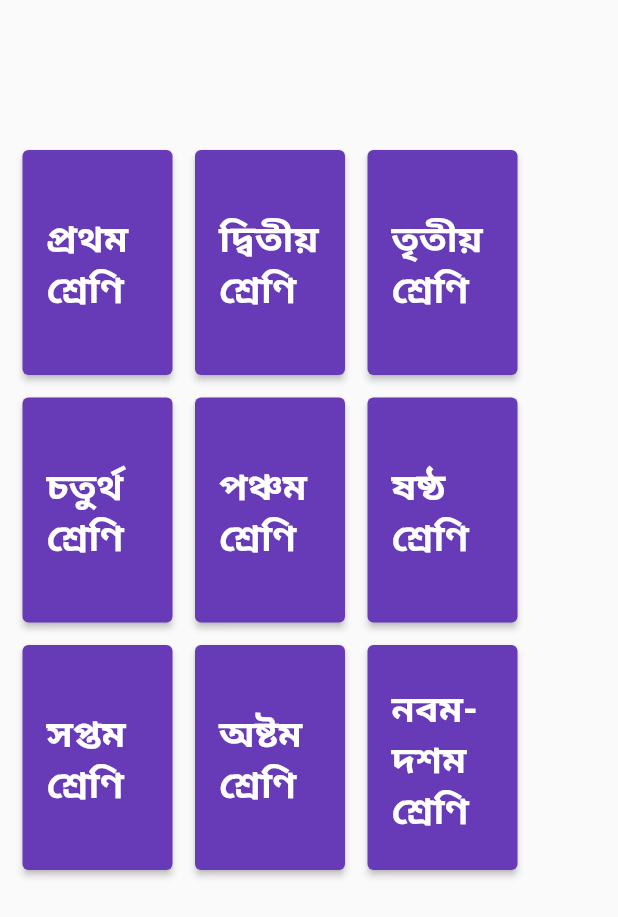
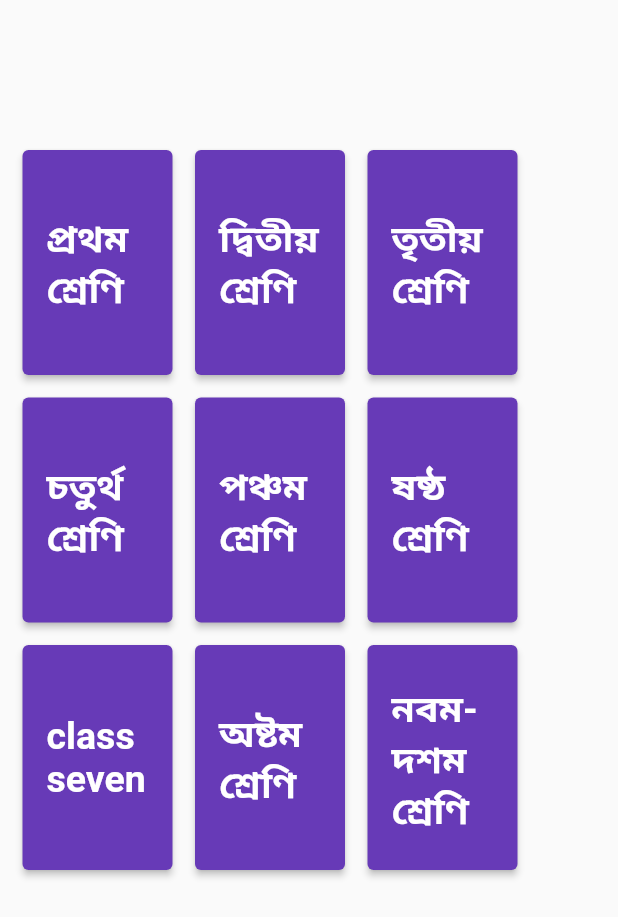
Before and after one commit to mdalihasan11/books_store, a Flutter app: the home screen opened directly, on a phone screen of 412 x 824 dp. Shown: the top 917 px of the screen. Run offline on Flutter 3.47's test engine with Material 2 defaults, Android fonts, the phone set to English and light mode, and no system bars; missing offline and left inert: syncfusion_flutter_pdfviewer.

Commit message:
frist commit

```diff
--- a/lib/ntrc_books.dart
+++ b/lib/ntrc_books.dart
@@ -177,7 +177,7 @@ class _homeState extends State<home> {
                               builder: (context) => const home()));
                     },
                     child: const Text(
-                      "সপ্তম শ্রেণি",
+                      "class seven",
                       style: TextStyle(
                         color: Colors.white,
                         fontSize: 25,
```
